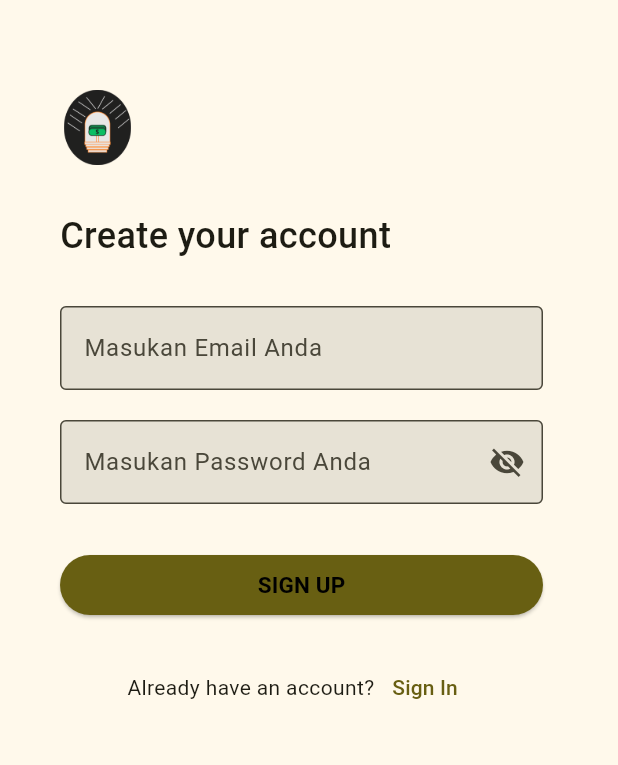
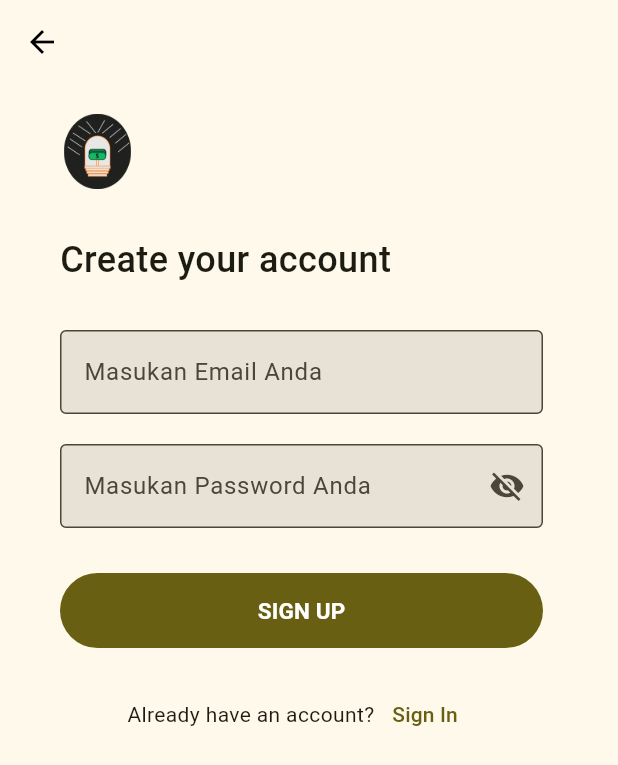
Before and after one commit to ridhoarmand/smartmoney, a Flutter app: the SignUpScreen screen opened by its route, on a phone screen of 412 x 824 dp. Shown: the top 765 px of the screen. Run offline on Flutter 3.47's test engine with Material 3 defaults, Android fonts, the light colour scheme and no system bars; our stand-ins replace cloud_firestore, firebase_auth, firebase_core, firebase_storage, flex_color_scheme, flutter_riverpod and 4 more; missing offline and left inert: flutter_iconpicker; accounts and stored records are empty; generated files the repository leaves out were written again.

Commit message:
Perbaikan Tampilan

```diff
--- a/lib/features/auth/views/signup_screen.dart
+++ b/lib/features/auth/views/signup_screen.dart
@@ -57,8 +57,16 @@ class _SignUpScreenState extends ConsumerState<SignUpScreen> {
   @override
   Widget build(BuildContext context) {
     return Scaffold(
+      appBar: AppBar(
+        leading: IconButton(
+          icon: const Icon(Icons.arrow_back),
+          onPressed: () {
+            context.go('/signin');
+          },
+        ),
+      ),
       body: Padding(
-        padding: const EdgeInsets.only(left: 40, right: 50, top: 60),
+        padding: const EdgeInsets.only(left: 40, right: 50, top: 20),
         child: SingleChildScrollView(
           child: Form(
             key: _formKey,
@@ -142,17 +150,17 @@ class _SignUpScreenState extends ConsumerState<SignUpScreen> {
 
   Widget _buildButton() {
     return SizedBox(
+      height: 50,
       width: double.infinity,
-      child: ElevatedButton(
+      child: FilledButton(
         onPressed: _signUp,
-        style: ElevatedButton.styleFrom(
+        style: FilledButton.styleFrom(
           backgroundColor: Theme.of(context).primaryColor,
         ),
         child: const Text(
           'SIGN UP',
           style: TextStyle(
             fontSize: 15,
-            color: Colors.black,
             fontWeight: FontWeight.bold,
           ),
         ),
```
Also changed, not shown: lib/features/auth/views/signin_screen.dart (+3 -6 lines).
